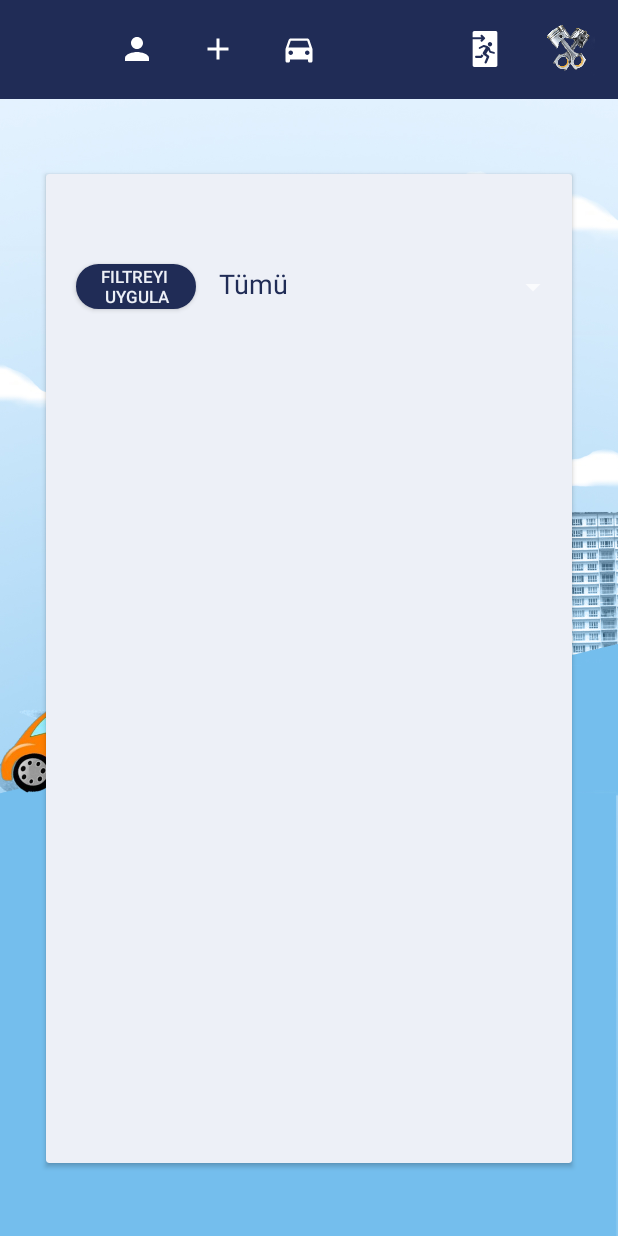
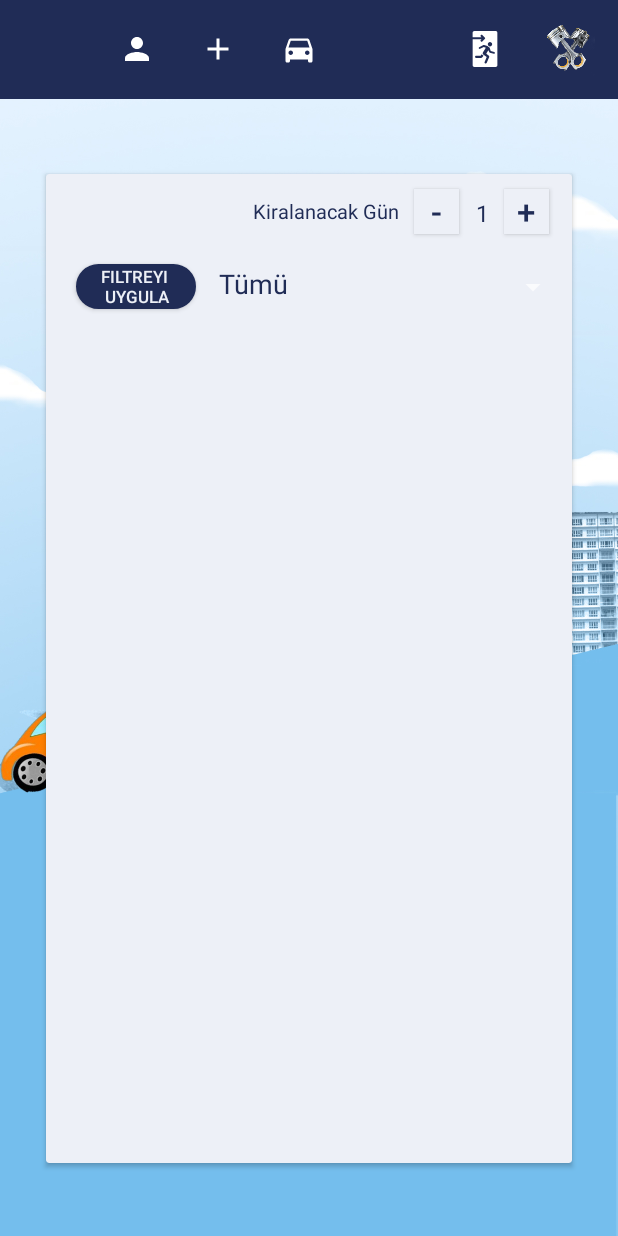
Before and after one commit to mahmutcant/KrankRent, an Android app: the screen it shows after launch once a user with an empty profile is signed in (LoginAfterMain), on a phone screen of 412 x 824 dp. Run offline under Robolectric (Android 15) with nearby library versions, the phone set to English and light mode, and no system bars; our stand-ins replace Firebase (no records; nobody signed in at launch, a user with empty details on screens opened directly); 2 statements that could not run were skipped.

Commit message:
adet sayisi ile kira bedeli hesaplandi

```diff
--- a/app/src/main/AndroidManifest.xml
+++ b/app/src/main/AndroidManifest.xml
@@ -4,7 +4,8 @@
     package="com.mahmut.krankrent">
 
     <uses-permission android:name="android.permission.INTERNET" />
-
+    <uses-permission android:name="android.permission.ACCESS_NETWORK_STATE"/>
+    <uses-permission android:name="android.permission.CALL_PHONE" />
     <application
         android:allowBackup="true"
         android:dataExtractionRules="@xml/data_extraction_rules"
@@ -15,9 +16,6 @@
         android:supportsRtl="true"
         android:theme="@style/Theme.Design.NoActionBar"
         tools:targetApi="31">
-        <activity
-            android:name=".MyCarList"
-            android:exported="false" />
         <activity
             android:name=".EditCar"
             android:exported="false" />
--- a/app/src/main/java/com/mahmut/krankrent/LoginAfterMain.java
+++ b/app/src/main/java/com/mahmut/krankrent/LoginAfterMain.java
@@ -10,6 +10,7 @@ import android.content.Intent;
 import android.graphics.Color;
 import android.graphics.drawable.Icon;
 import android.media.Image;
+import android.net.Uri;
 import android.os.Bundle;
 import android.provider.ContactsContract;
 import android.view.MenuItem;
@@ -49,12 +50,18 @@ public class LoginAfterMain extends AppCompatActivity {
     private ListView lstAraclar;
     private TextView adVer,lblAracListesi;
     private DatabaseReference mReference,mReferenceCar,mReferenceCity;
-    private Button btnFiltrele;
+    private Button btnFiltrele,btnArttir,btnAzalt;
     private Spinner lstSehirFiltre;
     private FirebaseAuth mAuth;
     private FirebaseUser mUser;
     private ProgressBar spinner;
     private ImageView anaSayfa,profileIcon,addCarIcon,arabaDuzenle,iconCikis;
+    private TextView txtAdet;
+    private int adetSayici = 1;
+    List<String> subtitle = new ArrayList<>();
+    List<Integer> cost = new ArrayList<>();
+    List<String> carCity = new ArrayList<>();
+    List<String> maintitle = new ArrayList<>();
     @Override
     protected void onCreate(Bundle savedInstanceState) {
         super.onCreate(savedInstanceState);
@@ -67,6 +74,9 @@ public class LoginAfterMain extends AppCompatActivity {
         addCarIcon = (ImageView)findViewById(R.id.addCarIcon);
         arabaDuzenle = (ImageView)findViewById(R.id.arabaDuzenle);
         iconCikis = (ImageView)findViewById(R.id.iconCikis);
+        txtAdet = (TextView)findViewById(R.id.adetSayisi);
+        btnArttir = (Button)findViewById(R.id.adetArttir);
+        btnAzalt = (Button)findViewById(R.id.adetAzalt);
         anaSayfa.setVisibility(View.INVISIBLE);
         profileIcon.setOnClickListener(new View.OnClickListener() {
             @Override
@@ -134,11 +144,45 @@ public class LoginAfterMain extends AppCompatActivity {
                 Toast.makeText(LoginAfterMain.this, "Hata", Toast.LENGTH_SHORT).show();
             }
         });
+        btnArttir.setOnClickListener(new View.OnClickListener() {
+            @Override
+            public void onClick(View v) {
+                adetSayici++;
+                txtAdet.setText(Integer.toString(adetSayici));
+                veriAl(adetSayici);
+            }
+        });
+        btnArttir.setOnLongClickListener(new View.OnLongClickListener() {
+            @Override
+            public boolean onLongClick(View v) {
+                adetSayici+=10;
+                txtAdet.setText(Integer.toString(adetSayici));
+                veriAl(adetSayici);
+                return true;
+            }
+        });
+        btnAzalt.setOnLongClickListener(new View.OnLongClickListener() {
+            @Override
+            public boolean onLongClick(View v) {
+                if(adetSayici > 10){
+                    adetSayici-=10;
+                    veriAl(adetSayici);
+                    txtAdet.setText(Integer.toString(adetSayici));
+                }
+                return true;
+            }
+        });
+        btnAzalt.setOnClickListener(new View.OnClickListener() {
+            @Override
+            public void onClick(View v) {
+                if(adetSayici > 1){
+                    adetSayici--;
+                    veriAl(adetSayici);
+                    txtAdet.setText(Integer.toString(adetSayici));
+                }
+            }
+        });
         mReferenceCar = FirebaseDatabase.getInstance().getReference("araclar");
-        List<String> maintitle = new ArrayList<>();
-        List<String> subtitle = new ArrayList<>();
-        List<String> cost = new ArrayList<>();
-        List<String> carCity = new ArrayList<>();
         mReferenceCar.addValueEventListener(new ValueEventListener() {
             @Override
             public void onDataChange(@NonNull DataSnapshot snapshot) {
@@ -147,7 +191,7 @@ public class LoginAfterMain extends AppCompatActivity {
                         for(DataSnapshot snp2 : snapshot1.getChildren()){
                             maintitle.add(snp2.child("Marka").getValue().toString()+" "+snp2.child("Model").getValue().toString()+" "+snp2.child("ModelYili").getValue().toString());
                             subtitle.add("İlan Sahibi : "+snp2.child("Paylasan").getValue().toString());
-                            cost.add(snp2.child("KiraBedeli").getValue().toString());
+                            cost.add(Integer.parseInt(snp2.child("KiraBedeli").getValue().toString()));
                             carCity.add(snp2.child("Konum").getValue().toString() +" \n+90 "+snp2.child("iletisim").getValue().toString());
                             CarList adapter=new CarList(LoginAfterMain.this, maintitle, subtitle,cost,carCity);
                             lstAraclar = (ListView)findViewById(R.id.LstAraclar);
@@ -162,6 +206,24 @@ public class LoginAfterMain extends AppCompatActivity {
         btnFiltrele.setOnClickListener(new View.OnClickListener() {
             @Override
             public void onClick(View v) {
+                veriAl(Integer.parseInt(txtAdet.getText().toString()));
+            }
+        });
+    }
+    public void cikisYap(View v){
+        FirebaseAuth.getInstance().signOut();
+        finish();
+        startActivity(new Intent(this, LoginPage.class));
+    }
+    @Override
+    protected void onStart() {
+        super.onStart();
+        if(mAuth.getCurrentUser() == null){
+            finish();
+            startActivity(new Intent(this, LoginPage.class));
+        }
+    }
+    public void veriAl(int adet){
         maintitle.clear();
         subtitle.clear();
         cost.clear();
@@ -178,20 +240,16 @@ public class LoginAfterMain extends AppCompatActivity {
                         for(DataSnapshot snapshot1 : snp.getChildren()){
                             maintitle.add(snapshot1.child("Marka").getValue().toString()+" "+snapshot1.child("Model").getValue().toString()+" "+snapshot1.child("ModelYili").getValue().toString());
                             subtitle.add("İlan Sahibi : "+snapshot1.child("Paylasan").getValue().toString());
-                                    cost.add(snapshot1.child("KiraBedeli").getValue().toString());
+                            cost.add(Integer.parseInt(snapshot1.child("KiraBedeli").getValue().toString())*adet);
                             carCity.add(snapshot1.child("Konum").getValue().toString() +" +90 "+snapshot1.child("iletisim").getValue().toString());
                             CarList adapter=new CarList(LoginAfterMain.this, maintitle, subtitle,cost,carCity);
                             lstAraclar = (ListView)findViewById(R.id.LstAraclar);
                             lstAraclar.setAdapter(adapter);
                         }
                     }
-
                 }
-
                 @Override
-                        public void onCancelled(@NonNull DatabaseError error) {
-
-                        }
+                public void onCancelled(@NonNull DatabaseError error) {}
             });
         }else {
             mReferenceCar.addValueEventListener(new ValueEventListener() {
@@ -202,7 +260,7 @@ public class LoginAfterMain extends AppCompatActivity {
                             for(DataSnapshot snp1 : snapshot1.getChildren()){
                                 maintitle.add(snp1.child("Marka").getValue().toString()+" "+snp1.child("Model").getValue().toString()+" "+snp1.child("ModelYili").getValue().toString());
                                 subtitle.add("İlan Sahibi : "+snp1.child("Paylasan").getValue().toString());
-                                        cost.add(snp1.child("KiraBedeli").getValue().toString());
+                                cost.add(Integer.parseInt(snp1.child("KiraBedeli").getValue().toString())*adet);
                                 carCity.add(snp1.child("Konum").getValue().toString()+" +90 "+snp1.child("iletisim").getValue().toString());
                                 CarList adapter=new CarList(LoginAfterMain.this, maintitle, subtitle,cost,carCity);
                                 lstAraclar = (ListView)findViewById(R.id.LstAraclar);
@@ -216,19 +274,4 @@ public class LoginAfterMain extends AppCompatActivity {
             });
         }
     }
-        });
 }
-    public void cikisYap(View v){
-        FirebaseAuth.getInstance().signOut();
-        finish();
-        startActivity(new Intent(this, LoginPage.class));
-    }
-    @Override
-    protected void onStart() {
-        super.onStart();
-        if(mAuth.getCurrentUser() == null){
-            finish();
-            startActivity(new Intent(this, LoginPage.class));
-        }
-    }
-}
--- a/app/src/main/java/com/mahmut/krankrent/RegisterPage.java
+++ b/app/src/main/java/com/mahmut/krankrent/RegisterPage.java
@@ -28,6 +28,7 @@ import com.google.firebase.database.ValueEventListener;
 
 import java.util.ArrayList;
 import java.util.HashMap;
+import java.util.List;
 
 public class RegisterPage extends AppCompatActivity {
     private DatabaseReference mReference,mReferenceUser;
--- a/app/src/main/res/layout/activity_login_after_main.xml
+++ b/app/src/main/res/layout/activity_login_after_main.xml
@@ -26,7 +26,8 @@
             android:layout_width="match_parent"
             android:layout_height="wrap_content"
             android:layout_marginTop="10dp"
-            android:textAlignment="center"
+            android:layout_marginStart="10dp"
+            android:layout_gravity="start"
             android:textColor="@color/themeColor"
             android:textSize="25sp" />
         <Button
@@ -41,6 +42,47 @@
             android:backgroundTint="@color/themeColor"
             android:layout_marginTop="60dp"
             />
+        <Button
+            android:id="@+id/adetAzalt"
+            android:layout_width="30dp"
+            android:layout_height="30dp"
+            android:text="-"
+            android:textColor="@color/themeColor"
+            android:background="@color/editTextColor"
+            android:layout_marginTop="10dp"
+            android:layout_marginRight="75dp"
+            android:layout_gravity="top|end"
+            android:textSize="10pt" />
+        <Button
+            android:id="@+id/adetArttir"
+            android:layout_width="30dp"
+            android:layout_height="30dp"
+            android:text="+"
+            android:textColor="@color/themeColor"
+            android:background="@color/editTextColor"
+            android:layout_gravity="top|end"
+            android:layout_marginTop="10dp"
+            android:layout_marginRight="15dp"
+            android:textSize="10pt" />
+        <TextView
+            android:layout_width="wrap_content"
+            android:layout_height="wrap_content"
+            android:text="Kiralanacak Gün"
+            android:textColor="@color/themeColor"
+            android:layout_gravity="top|end"
+            android:layout_marginTop="15dp"
+            android:layout_marginRight="115dp"
+            android:textSize="6pt" />
+        <TextView
+            android:id="@+id/adetSayisi"
+            android:layout_width="wrap_content"
+            android:layout_height="wrap_content"
+            android:text="1"
+            android:textColor="@color/themeColor"
+            android:layout_gravity="top|end"
+            android:layout_marginTop="15dp"
+            android:layout_marginRight="55dp"
+            android:textSize="7pt" />
         <Spinner
             android:id="@+id/lstSehirFiltre"
             android:layout_width="match_parent"
```
Also changed, not shown: app/src/main/java/com/mahmut/krankrent/EditCar.java (+20 -56 lines), app/src/main/java/com/mahmut/krankrent/ui/CarList.java (+4 -3 lines). Lines whose indentation alone changed are shown as unchanged.
